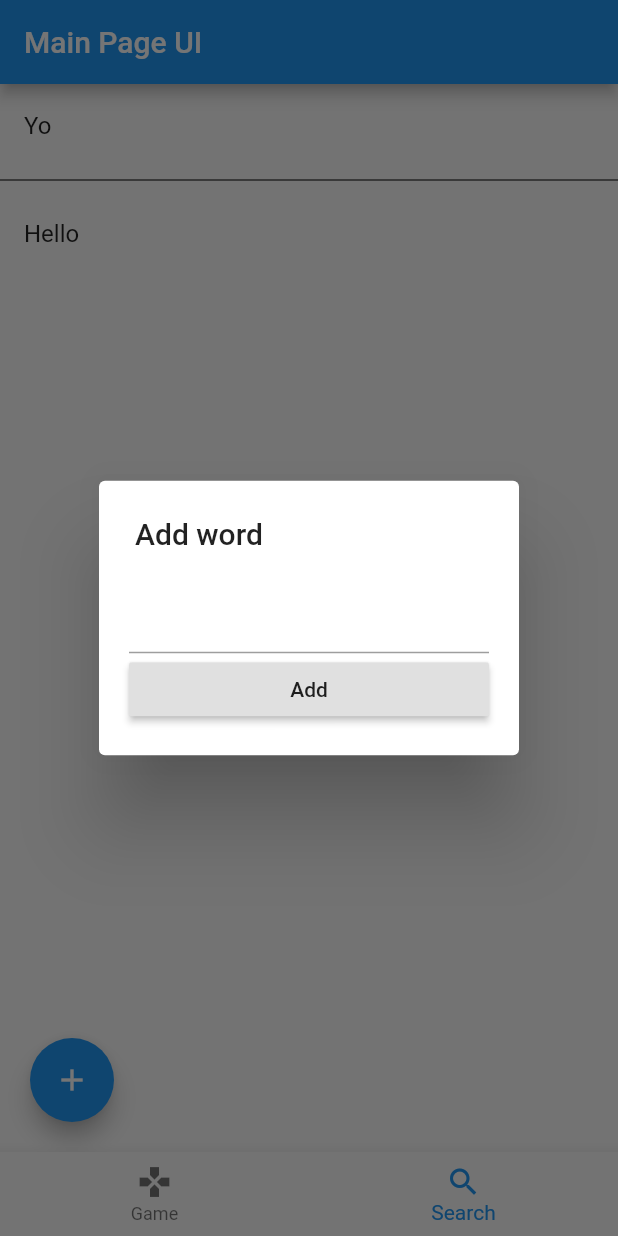
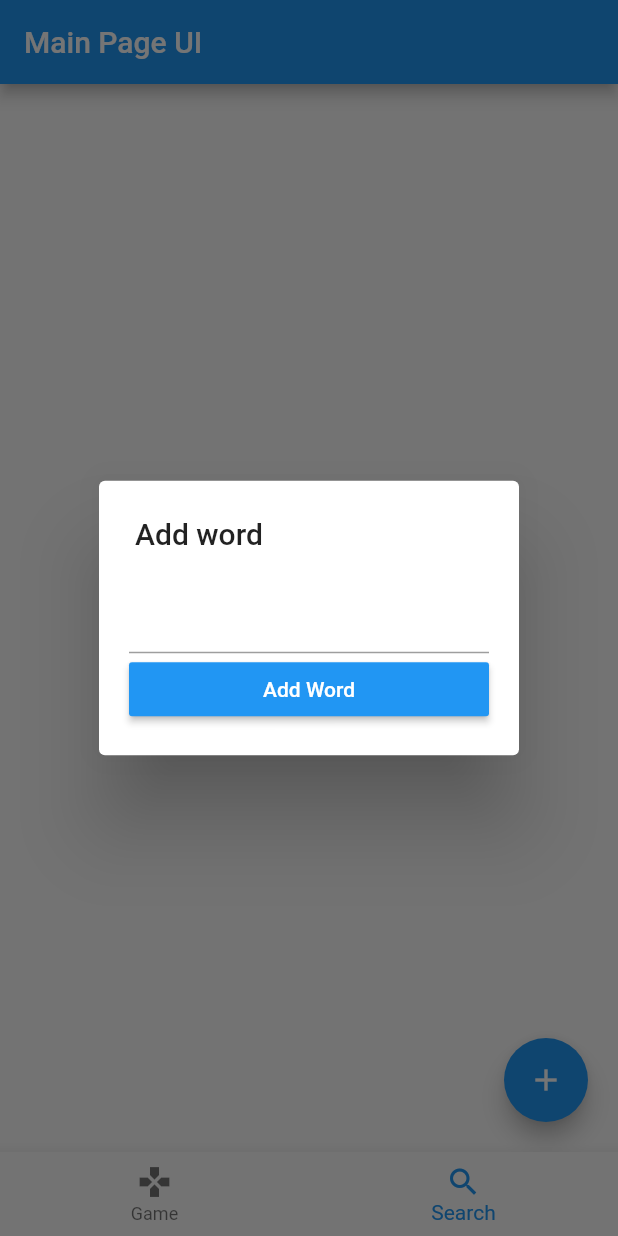
Before and after one commit to anjrew/flutter-hackathon-Aphasia-3amigos, a Flutter app: the screen it shows after launch, item 2 of the bottom bar chosen, after a tap on the "add" icon, on a phone screen of 412 x 824 dp. Run offline on Flutter 3.47's test engine with Material 2 defaults, Android fonts, the phone set to English and light mode, and no system bars; our stand-ins replace get_it, shared_preferences.

Commit message:
List is working

```diff
--- a/lib/main.dart
+++ b/lib/main.dart
@@ -1,8 +1,13 @@
 import 'package:aphasia_saviour/pages/add_text.dart';
 import 'package:aphasia_saviour/pages/word_game.page.dart';
+import 'package:aphasia_saviour/utils/locator.util.dart';
 import 'package:flutter/material.dart';
 
-void main() => runApp(MyApp());
+void main() {
+  setupLocator();
+
+  runApp(MyApp());
+}
 
 class MyApp extends StatelessWidget {
   @override
--- a/lib/pages/add_text.dart
+++ b/lib/pages/add_text.dart
@@ -1,3 +1,6 @@
+import 'package:aphasia_saviour/resources/keys.dart';
+import 'package:aphasia_saviour/services/shared_preference.service.dart';
+import 'package:aphasia_saviour/services/text_to_speech.service.dart';
 import 'package:flutter/material.dart';
 
 class AddTextPage extends StatefulWidget {
@@ -6,9 +9,24 @@ class AddTextPage extends StatefulWidget {
 }
 
 class _AddTextPageState extends State<AddTextPage> {
-  List<String> values = ["Yo", "Hello"];
+  FlutterTts tts;
+  SharedPreferencesService sharedPrefs;
+  List<String> values = [];
 
-  TextEditingController _textEditingController = new TextEditingController();
+  @override
+  void initState() {
+    super.initState();
+    asyncInit();
+  }
+
+  Future<void> asyncInit() async {
+    tts = FlutterTts();
+    sharedPrefs = SharedPreferencesService();
+    await sharedPrefs.initService();
+    setState(() {
+      values = sharedPrefs.getStringList(id: AppKeys.wordsKey);
+    });
+  }
 
   @override
   Widget build(BuildContext context) {
@@ -25,32 +43,76 @@ class _AddTextPageState extends State<AddTextPage> {
       ),
       Positioned(
         bottom: 20,
-        left: 20,
+        right: 20,
         child: FloatingActionButton(
-					child: Icon(Icons.add),
-					onPressed: () => addTextDiolog()),
+            child: Icon(Icons.add), onPressed: () => addTextDiolog()),
       ),
     ]);
   }
 
   void addTextDiolog() async {
-    print("Herer");
-    await showDialog(context:context,builder:(diologContext) {
+    var value = await showDialog(
+      context: context,
+      builder: (diologContext) {
+        return AddWordDiolog();
+      },
+    );
+
+    print(value);
+
+    if (value is String) {
+      addTextToList(value);
+    }
+  }
+
+  void addTextToList(String word) async {
+    this.values.add(word);
+    setState(() {
+      sharedPrefs.setStringList(id: AppKeys.wordsKey, strings: this.values);
+    });
+  }
+}
+
+class AddWordDiolog extends StatefulWidget {
+  @override
+  _AddWordDiologState createState() => _AddWordDiologState();
+}
+
+class _AddWordDiologState extends State<AddWordDiolog> {
+  TextEditingController _textEditingController;
+
+  @override
+  void initState() {
+    super.initState();
+    _textEditingController = new TextEditingController();
+  }
+
+  @override
+  void dispose() {
+    _textEditingController.dispose();
+    super.dispose();
+  }
+
+  @override
+  Widget build(BuildContext context) {
     return SimpleDialog(
       title: Text("Add word"),
       contentPadding: EdgeInsets.all(20),
       children: <Widget>[
-            TextField(),
+        TextFormField(
+          controller: _textEditingController,
+        ),
         RaisedButton(
-							child: Text("Add"),
-							onPressed: () => Navigator.of(context).pop("Test"))
+          textColor: Colors.white,
+          color: Theme.of(context).primaryColor,
+          child: Text("Add Word"),
+          onPressed: addWord,
+        ),
       ],
     );
-      },);
   }
 
-
-	void addTextToList(){
-
+  void addWord() {
+    Navigator.of(context).pop(_textEditingController.text);
   }
 }
--- /dev/null
+++ b/lib/resources/keys.dart
@@ -0,0 +1,3 @@
+class AppKeys {
+ static const String wordsKey = 'words';
+}
--- a/lib/services/shared_preference.service.dart
+++ b/lib/services/shared_preference.service.dart
@@ -10,8 +10,9 @@ class SharedPreferencesService {
     initService();
   }
 
-  void initService() async {
+  Future<bool> initService() async {
     prefs = await SharedPreferences.getInstance();
+    return true;
   }
 
   void setString({@required String id, @required  String string}){
--- a/lib/utils/locator.util.dart
+++ b/lib/utils/locator.util.dart
@@ -1,10 +1,12 @@
 import 'package:aphasia_saviour/services/shared_preference.service.dart';
+import 'package:aphasia_saviour/services/text_to_speech.service.dart';
 import 'package:aphasia_saviour/services/words.service.dart';
 import 'package:get_it/get_it.dart';
 
-GetIt locator = GetIt.asNewInstance();
+GetIt locator = GetIt.instance();
 
 void setupLocator() {
-  locator.registerLazySingleton(() => SharedPreferencesService());
-  locator.registerLazySingleton(() => WordsService());
+  // locator.registerSingleton(() => WordsService());
+  // locator.registerSingleton(() => SharedPreferencesService());
+  // locator.registerSingleton(() => FlutterTts());
 }
```
Lines whose indentation alone changed are shown as unchanged.
